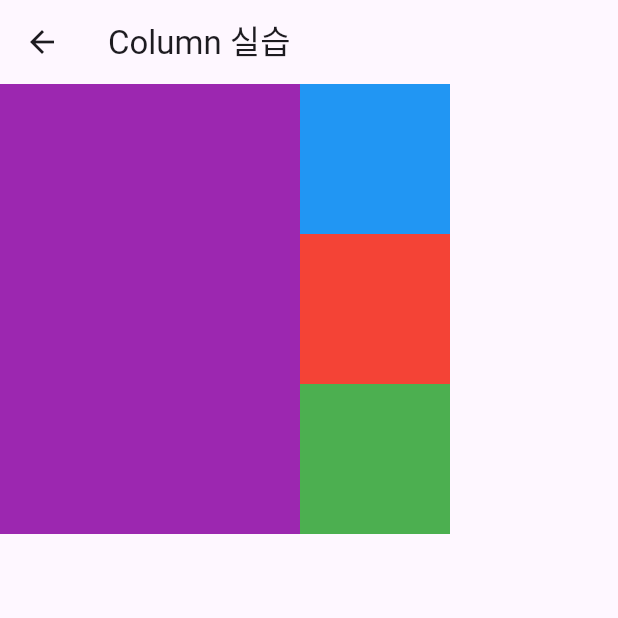
After one commit to ahra1221/Flutter_Practice, a Flutter app: the screen it shows after launch, after a tap on "column practice", on a phone screen of 412 x 824 dp, the top half of it. The commit adds this screen. Run offline on Flutter 3.47's test engine with Material 3 defaults, Android fonts, the phone set to English and light mode, and no system bars.

Commit message:
feat: axisAlignment를 활용한 Column 위젯 실습

```diff
--- a/lib/screen/button_screen.dart
+++ b/lib/screen/button_screen.dart
@@ -1,4 +1,5 @@
 import 'package:flutter/material.dart';
+import 'package:flutter_projects/screen/column_practice_screen.dart';
 import 'package:flutter_projects/screen/column_screen.dart';
 import 'package:flutter_projects/screen/container_practice_screen.dart';
 import 'package:flutter_projects/screen/container_screen.dart';
@@ -42,6 +43,14 @@ class ButtonScreen extends StatelessWidget {
             ElevatedButton(
                 onPressed: () {
                   Navigator.push(context, MaterialPageRoute(builder: (context) {
+                    return ColumnPracticeScreen();
+                  }));
+                },
+                child: Text("column practice")),
+            SizedBox(height: 10),
+            ElevatedButton(
+                onPressed: () {
+                  Navigator.push(context, MaterialPageRoute(builder: (context) {
                     return RowScreen();
                   }));
                 },
--- /dev/null
+++ b/lib/screen/column_practice_screen.dart
@@ -0,0 +1,30 @@
+
+
+import 'package:flutter/cupertino.dart';
+import 'package:flutter/material.dart';
+
+class ColumnPracticeScreen extends StatelessWidget {
+  const ColumnPracticeScreen({super.key});
+
+  @override
+  Widget build(BuildContext context) {
+    return Scaffold(
+      appBar: AppBar(title: Text("Column 실습")),
+      body: Container(
+        width: 300,
+        color: Colors.purple,
+        child: Column(
+          mainAxisAlignment: MainAxisAlignment.center,
+          crossAxisAlignment: CrossAxisAlignment.end,
+          // min -> 자식 위젯의 사이즈 만큼 가진다.
+          mainAxisSize: MainAxisSize.min,
+          children: [
+            Container(width: 100, height: 100, color: Colors.blue),
+            Container(width: 100, height: 100, color: Colors.red),
+            Container(width: 100, height: 100, color: Colors.green)
+          ]
+        )
+      ),
+    );
+  }
+}
```
